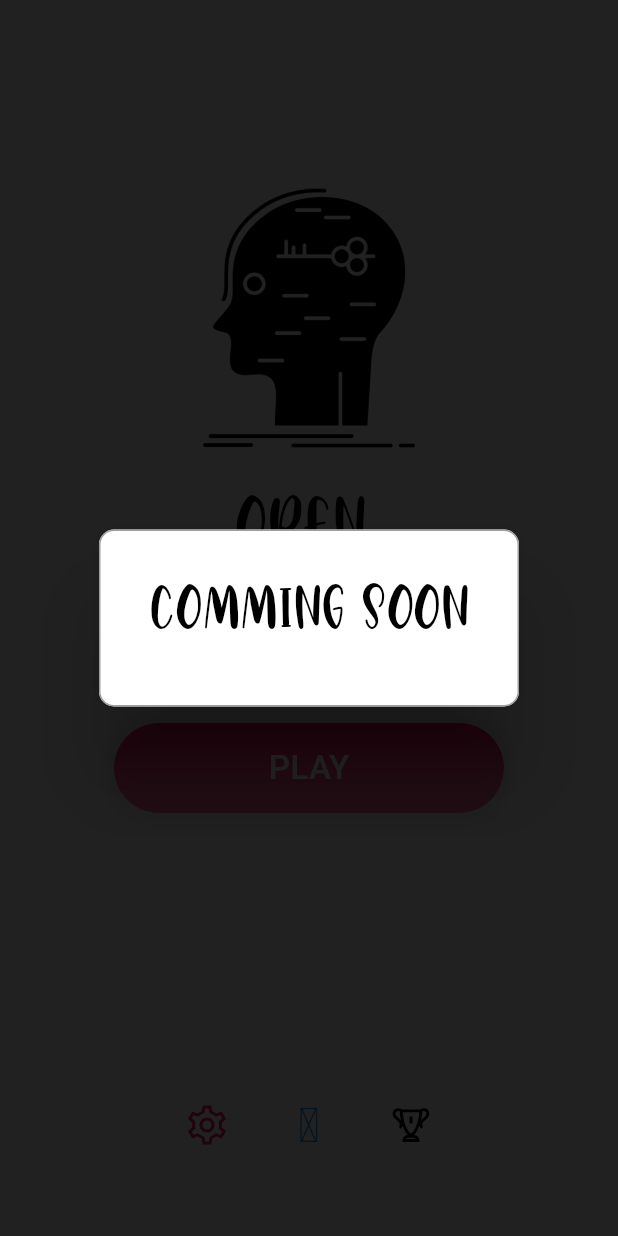
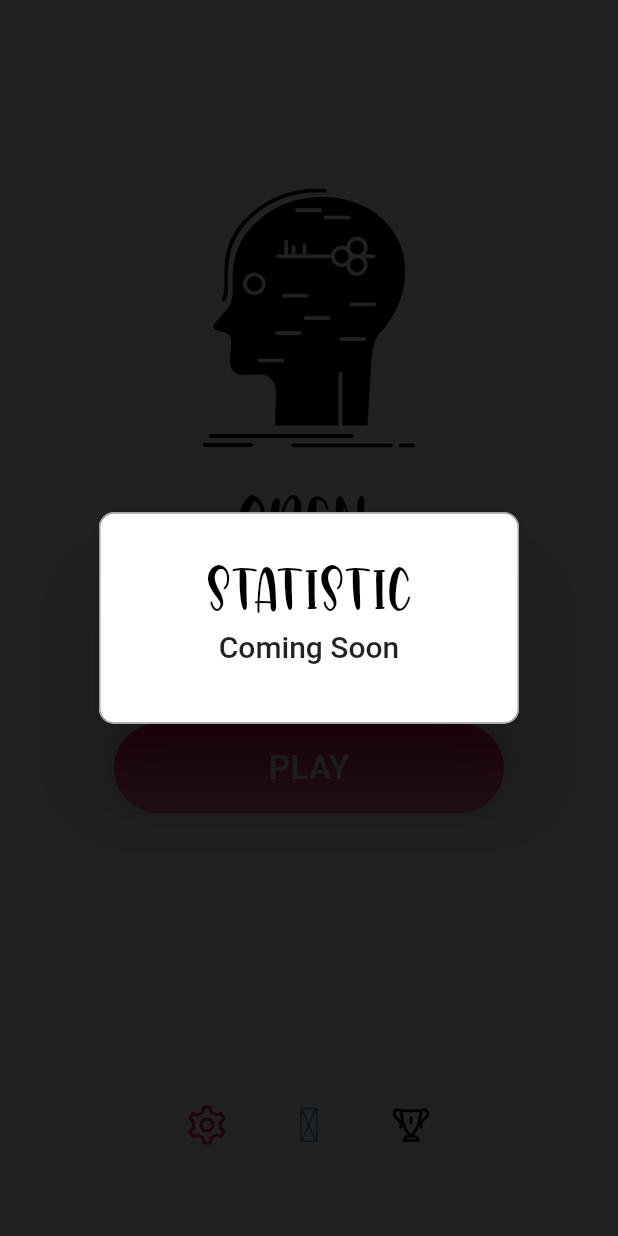
Before and after one commit to thajj/Triva-Education, a Flutter app: the screen it shows after launch, after a tap on an icon or button, on a phone screen of 412 x 824 dp. Run offline on Flutter 3.47's test engine with Material 2 defaults, Android fonts, the phone set to English and light mode, and no system bars; our stand-ins replace audioplayers, auto_size_text, flutter_custom_clippers, flutter_staggered_animations, html_unescape, line_awesome_icons and 5 more; missing offline and left inert: xlive_switch; project files that could hold a hidden picture were left out.

Commit message:
UI Tweaks

```diff
--- a/lib/pages/start/start_details_page.dart
+++ b/lib/pages/start/start_details_page.dart
@@ -123,7 +123,8 @@ class StartDetailsPage extends StatelessWidget {
                               color: Colors.blue),
                           splashColor: Colors.pink,
                           iconSize: 32.0,
-                          onPressed: () => _openCommingSoon(context),
+                          onPressed: () =>
+                              _openComingSoon("Statistic", context),
 //                          onPressed: () =>
 //                              Navigator.pushNamed(context, "/test"),
                         ),
@@ -137,7 +138,8 @@ class StartDetailsPage extends StatelessWidget {
                               color: Colors.black),
                           splashColor: Colors.pink,
                           iconSize: 30.0,
-                          onPressed: () => _openCommingSoon(context),
+                          onPressed: () =>
+                              _openComingSoon("Achievement", context),
 //                          onPressed: () =>
 //                              Navigator.pushNamed(context, "/test2"),
                         ),
@@ -360,7 +362,7 @@ class StartDetailsPage extends StatelessWidget {
         ));
   }
 
-  _openCommingSoon(context) {
+  _openComingSoon(title, context) {
     var alertStyle = AlertStyle(
       animationType: AnimationType.grow,
       isCloseButton: false,
@@ -375,9 +377,10 @@ class StartDetailsPage extends StatelessWidget {
 
     Alert(
       context: context,
-      title: "Comming Soon",
+      title: title,
       buttons: [],
       style: alertStyle,
+      content: Text("Coming Soon"),
     ).show();
   }
 
```
